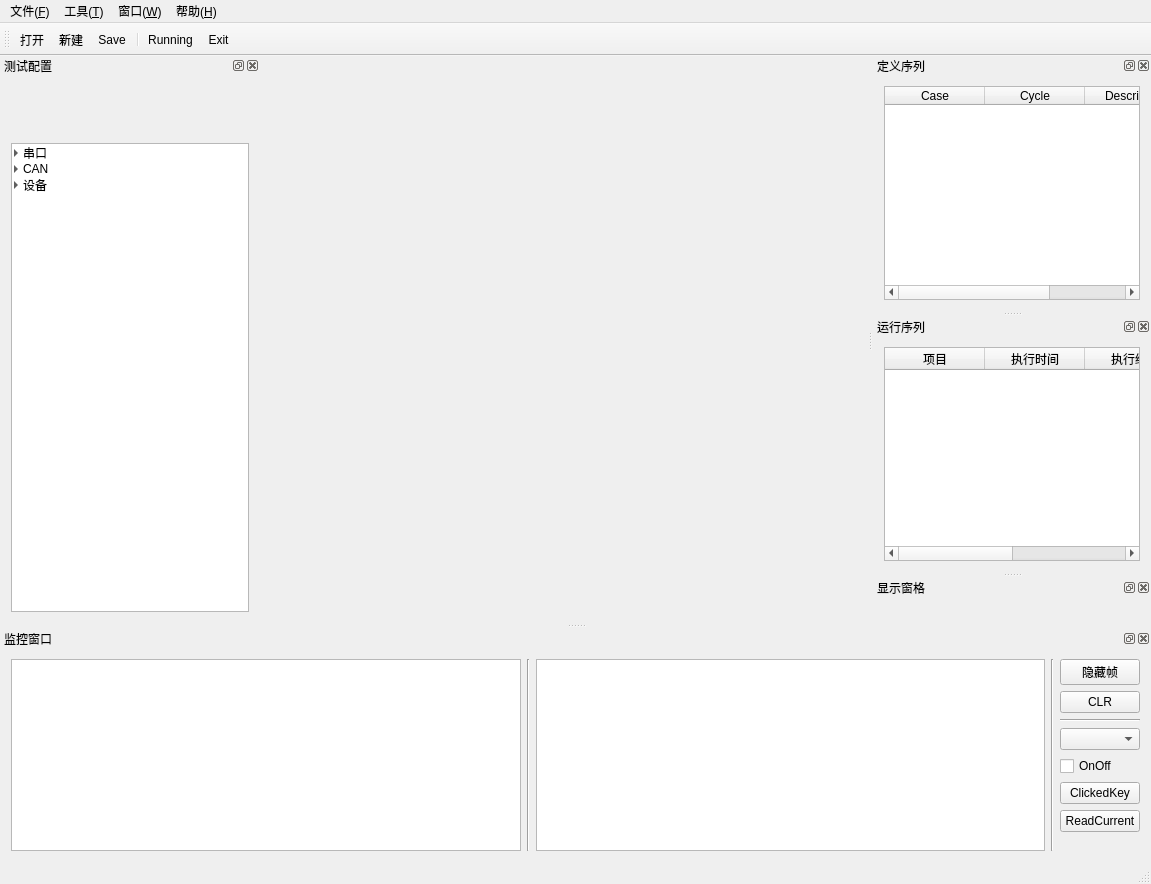
Old version of the form mainwindow.ui in the repository RoadRover-AutoTest/QtDemo.
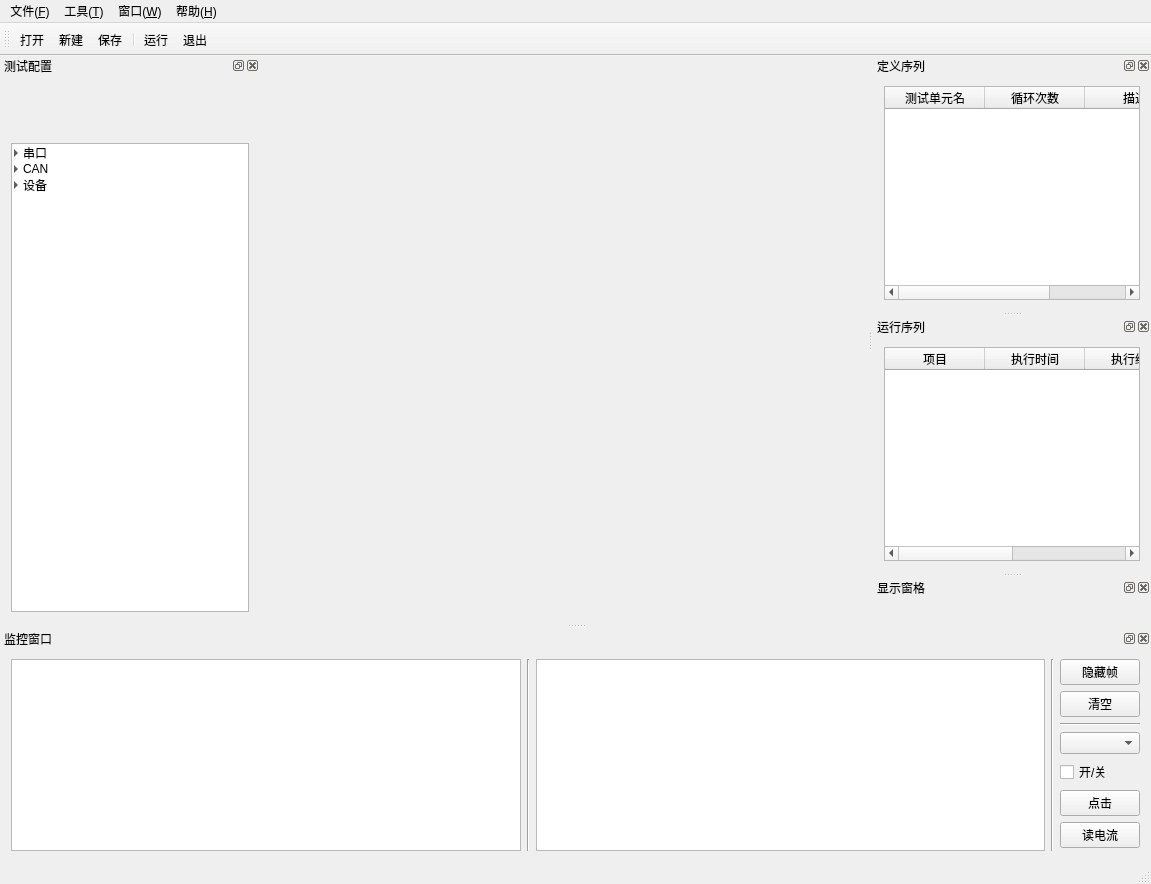
New version of the form. Icons and pictures are not drawn. Custom widgets are drawn as their Qt base class.

```diff
--- a/mainwindow.ui
+++ b/mainwindow.ui
@@ -351,7 +351,7 @@
      <item row="1" column="4">
       <widget class="QPushButton" name="pushButton">
        <property name="text">
-        <string>CLR</string>
+        <string>清空</string>
        </property>
       </widget>
      </item>
@@ -368,21 +368,21 @@
      <item row="4" column="4">
       <widget class="QCheckBox" name="checkBox">
        <property name="text">
-        <string>OnOff</string>
+        <string>开/关</string>
        </property>
       </widget>
      </item>
      <item row="5" column="4">
       <widget class="QPushButton" name="pushButton_2">
        <property name="text">
-        <string>ClickedKey</string>
+        <string>点击</string>
        </property>
       </widget>
      </item>
      <item row="6" column="4">
       <widget class="QPushButton" name="btnReadCurrent">
        <property name="text">
-        <string>ReadCurrent</string>
+        <string>读电流</string>
        </property>
       </widget>
      </item>
@@ -421,17 +421,17 @@
        </attribute>
        <column>
         <property name="text">
-         <string>Case</string>
+         <string>测试单元名</string>
         </property>
        </column>
        <column>
         <property name="text">
-         <string>Cycle</string>
+         <string>循环次数</string>
         </property>
        </column>
        <column>
         <property name="text">
-         <string>Description</string>
+         <string>描述</string>
         </property>
        </column>
       </widget>
@@ -525,7 +525,7 @@
      <normaloff>:/Title/exit.png</normaloff>:/Title/exit.png</iconset>
    </property>
    <property name="text">
-    <string>Exit</string>
+    <string>退出</string>
    </property>
    <property name="shortcut">
     <string>Ctrl+W</string>
@@ -560,7 +560,7 @@
      <normaloff>:/Title/save.png</normaloff>:/Title/save.png</iconset>
    </property>
    <property name="text">
-    <string>Save</string>
+    <string>保存</string>
    </property>
    <property name="toolTip">
     <string>保存序列文件</string>
@@ -615,7 +615,7 @@
      <normaloff>:/Title/actRunning.png</normaloff>:/Title/actRunning.png</iconset>
    </property>
    <property name="text">
-    <string>Running</string>
+    <string>运行</string>
    </property>
    <property name="shortcut">
     <string>Ctrl+Alt+R</string>
```
Left out of the diff: 173 changed lines with no effect on the pictures.
